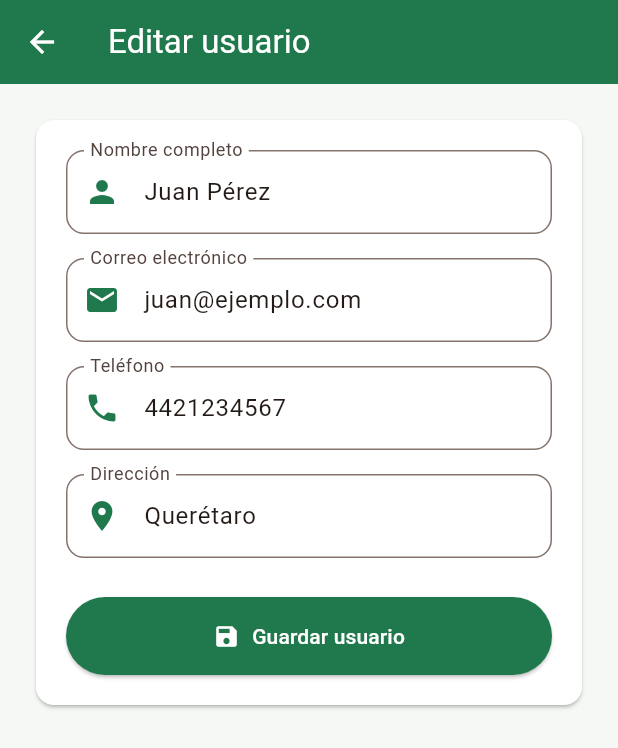
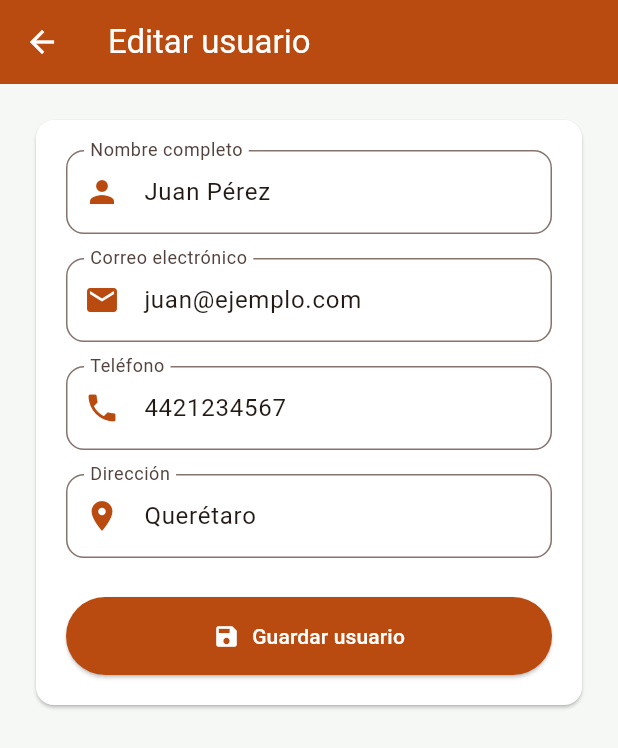
Before and after one commit to LeonHuertaG/EcoReco, a Flutter app: the ListaUsuariosScreen screen opened directly, after a tap on the "edit" icon, on a phone screen of 412 x 824 dp. Shown: the top 748 px of the screen. Run offline on Flutter 3.47's test engine with Material 3 defaults, Android fonts, the phone set to English and light mode, and no system bars; our stand-ins replace pdf, printing.

Commit message:
feat: actualizacion modulo de gestion de usuarios

```diff
--- a/lib/screens/usuarios/formulario_usuario.dart
+++ b/lib/screens/usuarios/formulario_usuario.dart
@@ -11,7 +11,7 @@ class FormularioUsuarioScreen extends StatefulWidget {
 }
 
 class _FormularioUsuarioScreenState extends State<FormularioUsuarioScreen> {
-  static const Color verde = Color(0xFF20794D);
+  static const Color naranja = Color(0xFFB94B10);
 
   final formKey = GlobalKey<FormState>();
 
@@ -60,7 +60,7 @@ class _FormularioUsuarioScreenState extends State<FormularioUsuarioScreen> {
         keyboardType: tipo,
         decoration: InputDecoration(
           labelText: etiqueta,
-          prefixIcon: Icon(icono, color: verde),
+          prefixIcon: Icon(icono, color: naranja),
           border: OutlineInputBorder(borderRadius: BorderRadius.circular(12)),
         ),
         validator: (valor) {
@@ -92,7 +92,7 @@ class _FormularioUsuarioScreenState extends State<FormularioUsuarioScreen> {
       backgroundColor: const Color(0xFFF5F8F4),
       appBar: AppBar(
         title: Text(editando ? 'Editar usuario' : 'Agregar usuario'),
-        backgroundColor: verde,
+        backgroundColor: naranja,
         foregroundColor: Colors.white,
       ),
       body: SingleChildScrollView(
@@ -131,7 +131,7 @@ class _FormularioUsuarioScreenState extends State<FormularioUsuarioScreen> {
                       icon: const Icon(Icons.save),
                       label: const Text('Guardar usuario'),
                       style: ElevatedButton.styleFrom(
-                        backgroundColor: verde,
+                        backgroundColor: naranja,
                         foregroundColor: Colors.white,
                         padding: const EdgeInsets.all(16),
                       ),
--- a/lib/screens/usuarios/lista_usuarios.dart
+++ b/lib/screens/usuarios/lista_usuarios.dart
@@ -10,8 +10,7 @@ class ListaUsuariosScreen extends StatefulWidget {
 }
 
 class _ListaUsuariosScreenState extends State<ListaUsuariosScreen> {
-  static const Color verde = Color(0xFF20794D);
-  static const Color naranja = Color(0xFFF28C38);
+  static const Color naranja = Color(0xFFB94B10);
 
   final List<Map<String, String>> usuarios = [
     {
@@ -81,7 +80,7 @@ class _ListaUsuariosScreenState extends State<ListaUsuariosScreen> {
       backgroundColor: const Color(0xFFF5F8F4),
       appBar: AppBar(
         title: const Text('Usuarios'),
-        backgroundColor: verde,
+        backgroundColor: naranja,
         foregroundColor: Colors.white,
       ),
       floatingActionButton: FloatingActionButton.extended(
@@ -101,7 +100,7 @@ class _ListaUsuariosScreenState extends State<ListaUsuariosScreen> {
               style: TextStyle(
                 fontSize: 24,
                 fontWeight: FontWeight.bold,
-                color: verde,
+                color: naranja,
               ),
             ),
             const SizedBox(height: 20),
@@ -123,7 +122,7 @@ class _ListaUsuariosScreenState extends State<ListaUsuariosScreen> {
                             contentPadding: const EdgeInsets.all(12),
                             leading: const CircleAvatar(
                               backgroundColor: Color(0xFFE2F3E9),
-                              child: Icon(Icons.person, color: verde),
+                              child: Icon(Icons.person, color: naranja),
                             ),
                             title: Text(
                               usuario['nombre'] ?? '',
```
